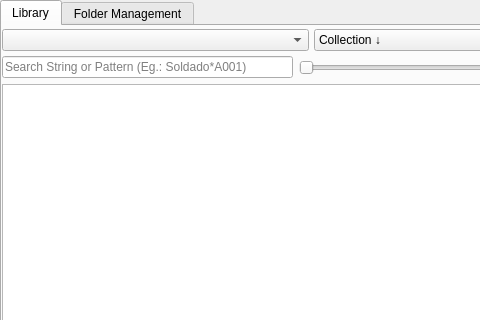
Above: python_panels/gallery.ui from oleite/oli before the change; both pictures show x 0 to 480 and y 0 to 320 of the 622 by 402 pixel window. Below: the same form after it.
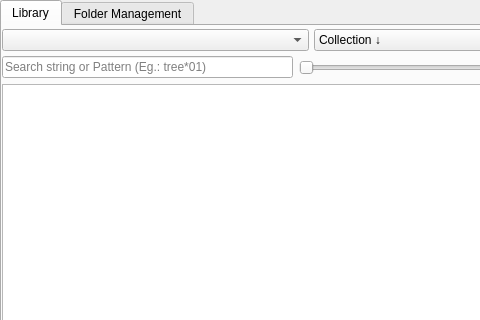
That is the form after the change. Icons and pictures are not drawn.

```diff
--- a/python_panels/gallery.ui
+++ b/python_panels/gallery.ui
@@ -108,7 +108,7 @@
           <item>
            <widget class="QLineEdit" name="searchBar">
             <property name="placeholderText">
-             <string>Search String or Pattern (Eg.: Soldado*A001)</string>
+             <string>Search string or Pattern (Eg.: tree*01)</string>
             </property>
            </widget>
           </item>
```
